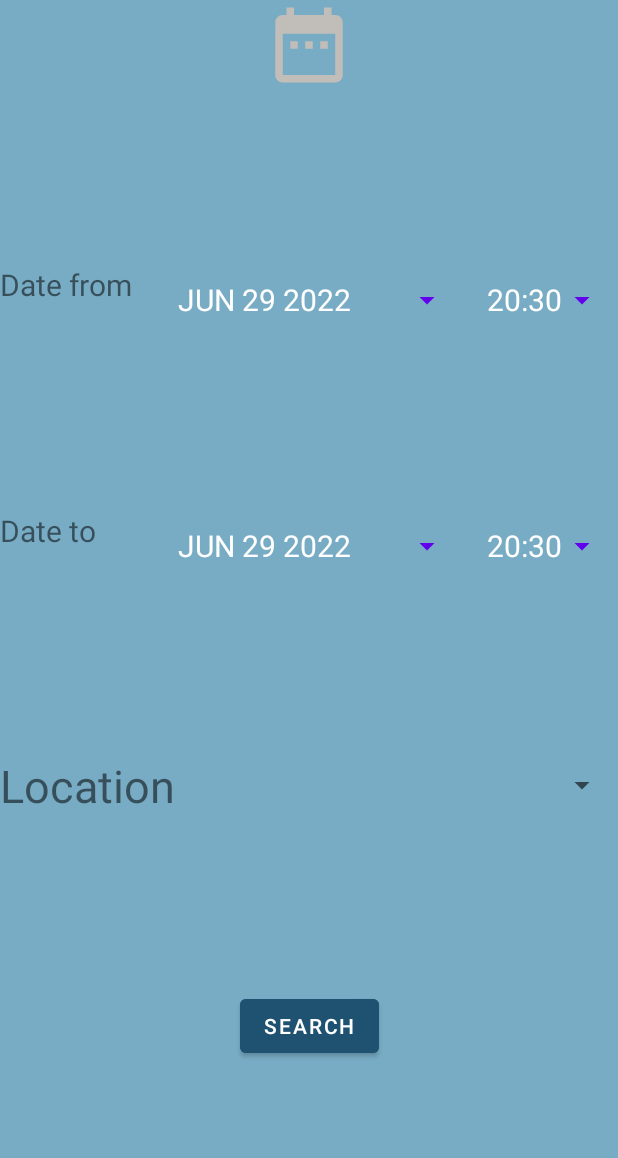
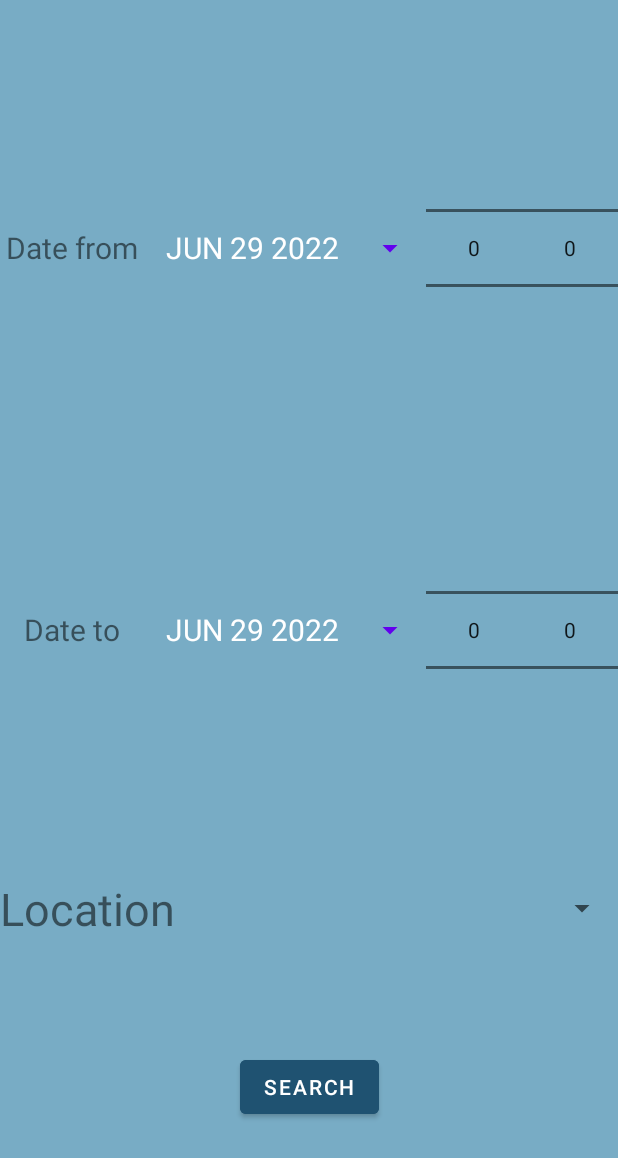
Before and after one commit to Tetiank-a/SnowMobile, an Android app: the layout activity_search_lesson.xml on its own in the app's theme, with its tools: preview values and no code run, on a phone screen of 412 x 824 dp. Shown: the top 1158 px of the screen. Run offline under Robolectric (Android 15) with nearby library versions, the phone set to English and light mode, and no system bars; network calls fail.

Commit message:
filtering activity for sessions
add filtering activity for sessions and add realization to it

```diff
--- a/MyApplication/app/build.gradle
+++ b/MyApplication/app/build.gradle
@@ -46,4 +46,5 @@ dependencies {
     androidTestImplementation 'androidx.test.ext:junit:1.1.3'
     androidTestImplementation 'androidx.test.espresso:espresso-core:3.4.0'
     implementation 'com.android.volley:volley:1.2.1'
+    implementation 'com.jakewharton.threetenabp:threetenabp:1.2.1'
 }
--- a/MyApplication/app/src/main/AndroidManifest.xml
+++ b/MyApplication/app/src/main/AndroidManifest.xml
@@ -13,6 +13,9 @@
         android:supportsRtl="true"
         android:theme="@style/Theme.MyApplication"
         android:usesCleartextTraffic="true">
+        <activity
+            android:name=".SessionsActivity"
+            android:exported="false" />
         <activity
             android:name=".OnlineSession"
             android:exported="false" />
--- a/MyApplication/app/src/main/java/com/example/myapplication/Extended.java
+++ b/MyApplication/app/src/main/java/com/example/myapplication/Extended.java
@@ -23,6 +23,7 @@ public class Extended extends Application {
     private Task selectedTask;
     private ArrayList<Location> locations;
     private ArrayList<Session> sessions;
+    private ArrayList<FilteredSession> filteredSessions;
 
     public Task getSelectedTask() { return selectedTask; }
 
@@ -58,4 +59,8 @@ public class Extended extends Application {
 
     public void setLevels(ArrayList<LevelsData> newLevels) { levels = newLevels; }
 
+    public void setFilteredSessions(ArrayList<FilteredSession> newFilteredSessions) { filteredSessions = newFilteredSessions; }
+
+    public ArrayList<FilteredSession> getFilteredSessions() { return filteredSessions; }
+
 }
--- a/MyApplication/app/src/main/java/com/example/myapplication/Location.java
+++ b/MyApplication/app/src/main/java/com/example/myapplication/Location.java
@@ -5,7 +5,7 @@ public class Location {
     String name;
     String id;
 
-    public Location(String name, String id) {
+    public Location(String id, String name) {
         this.name = name;
         this.id = id;
     }
--- a/MyApplication/app/src/main/java/com/example/myapplication/Session.java
+++ b/MyApplication/app/src/main/java/com/example/myapplication/Session.java
@@ -22,4 +22,6 @@ public class Session {
         this.dtFinish = dtFinish;
         this.location = location;
     }
+
+
 }
--- a/MyApplication/app/src/main/java/com/example/myapplication/User.java
+++ b/MyApplication/app/src/main/java/com/example/myapplication/User.java
@@ -1,6 +1,7 @@
 package com.example.myapplication;
 
 public class User {
+    String id = "";
     String name = "";
     String email = "";
     String password = "";
@@ -22,4 +23,9 @@ public class User {
         this.repeatPassword = "";
         this.levelID = "";
     }
+
+    public User(String id, String name) {
+        this.id = id;
+        this.name = name;
+    }
 }
--- a/MyApplication/app/src/main/res/layout/activity_search_lesson.xml
+++ b/MyApplication/app/src/main/res/layout/activity_search_lesson.xml
@@ -7,14 +7,6 @@
     android:background="#78ACC5"
     tools:context=".SearchLesson">
 
-    <ImageView
-        android:id="@+id/filterImage"
-        android:layout_width="wrap_content"
-        android:layout_height="wrap_content"
-        app:layout_constraintEnd_toEndOf="parent"
-        app:layout_constraintStart_toStartOf="parent"
-        app:layout_constraintTop_toTopOf="parent"
-        tools:srcCompat="@drawable/ic_baseline_date_range_24" />
 
     <LinearLayout
         android:id="@+id/line0"
@@ -23,7 +15,7 @@
         app:layout_constraintBottom_toTopOf="@+id/line1"
         app:layout_constraintLeft_toLeftOf="parent"
         app:layout_constraintRight_toRightOf="parent"
-        app:layout_constraintTop_toBottomOf="@+id/filterImage">
+        app:layout_constraintTop_toTopOf="parent">
 
         <TextView
             android:id="@+id/fromLabel"
@@ -31,6 +23,7 @@
             android:layout_height="match_parent"
             android:layout_weight="1"
             android:text="Date from"
+            android:gravity="center"
             android:textSize="20sp"
             app:layout_constraintLeft_toLeftOf="parent"
             app:layout_constraintRight_toLeftOf="@+id/dateFrom"
@@ -53,18 +46,25 @@
             android:onClick="openDatePicker1"
             />
 
-        <Button
-            android:id="@+id/timeFrom"
-            android:layout_weight="1"
-            android:layout_height="match_parent"
-            android:layout_width="0dp"
-            android:textSize="20sp"
+
+
+        <NumberPicker
+            android:id="@+id/timeFrom1"
+            android:layout_width="wrap_content"
+            android:layout_height="wrap_content"
             app:layout_constraintLeft_toRightOf="@+id/dateFrom"
+            app:layout_constraintRight_toLeftOf="@+id/timeFrom2"
+            app:layout_constraintBottom_toBottomOf="parent"
+            app:layout_constraintTop_toTopOf="parent"
+            />
+        <NumberPicker
+            android:id="@+id/timeFrom2"
+            android:layout_width="wrap_content"
+            android:layout_height="wrap_content"
+            app:layout_constraintLeft_toRightOf="@+id/timeFrom1"
             app:layout_constraintRight_toRightOf="parent"
             app:layout_constraintBottom_toBottomOf="parent"
             app:layout_constraintTop_toTopOf="parent"
-            style="?android:spinnerStyle"
-            android:text="20:30"
             />
 
     </LinearLayout>
@@ -84,6 +84,7 @@
             android:layout_height="match_parent"
             android:layout_weight="1"
             android:text="Date to"
+            android:gravity="center"
             android:textSize="20sp"
             app:layout_constraintLeft_toLeftOf="parent"
             app:layout_constraintRight_toLeftOf="@+id/dateTo"
@@ -106,18 +107,23 @@
             android:onClick="openDatePicker2"
             />
 
-        <Button
-            android:id="@+id/timeTo"
-            android:layout_weight="1"
-            android:layout_height="match_parent"
-            android:layout_width="0dp"
-            android:textSize="20sp"
+        <NumberPicker
+            android:id="@+id/timeTo1"
+            android:layout_width="wrap_content"
+            android:layout_height="wrap_content"
             app:layout_constraintLeft_toRightOf="@+id/dateTo"
+            app:layout_constraintRight_toLeftOf="@+id/timeTo2"
+            app:layout_constraintBottom_toBottomOf="parent"
+            app:layout_constraintTop_toTopOf="parent"
+            />
+        <NumberPicker
+            android:id="@+id/timeTo2"
+            android:layout_width="wrap_content"
+            android:layout_height="wrap_content"
+            app:layout_constraintLeft_toRightOf="@+id/timeTo1"
             app:layout_constraintRight_toRightOf="parent"
             app:layout_constraintBottom_toBottomOf="parent"
             app:layout_constraintTop_toTopOf="parent"
-            style="?android:spinnerStyle"
-            android:text="20:30"
             />
 
     </LinearLayout>
@@ -159,6 +165,7 @@
         android:layout_height="wrap_content"
         android:backgroundTint="@color/button_background_color"
         android:text="Search"
+        android:onClick="applyFilter"
         android:textColor="@color/button_text_color"
         app:layout_constraintLeft_toLeftOf="parent"
         app:layout_constraintRight_toRightOf="parent"
```
Also changed, not shown: MyApplication/app/src/main/java/com/example/myapplication/Api.java (+59 -0 lines), MyApplication/app/src/main/java/com/example/myapplication/FilteredSession.java (added, +20 -0 lines), MyApplication/app/src/main/java/com/example/myapplication/SearchLesson.java (+197 -1 lines), MyApplication/app/src/main/java/com/example/myapplication/SessionsActivity.java (added, +14 -0 lines), MyApplication/app/src/main/res/layout/activity_sessions.xml (added, +19 -0 lines).
